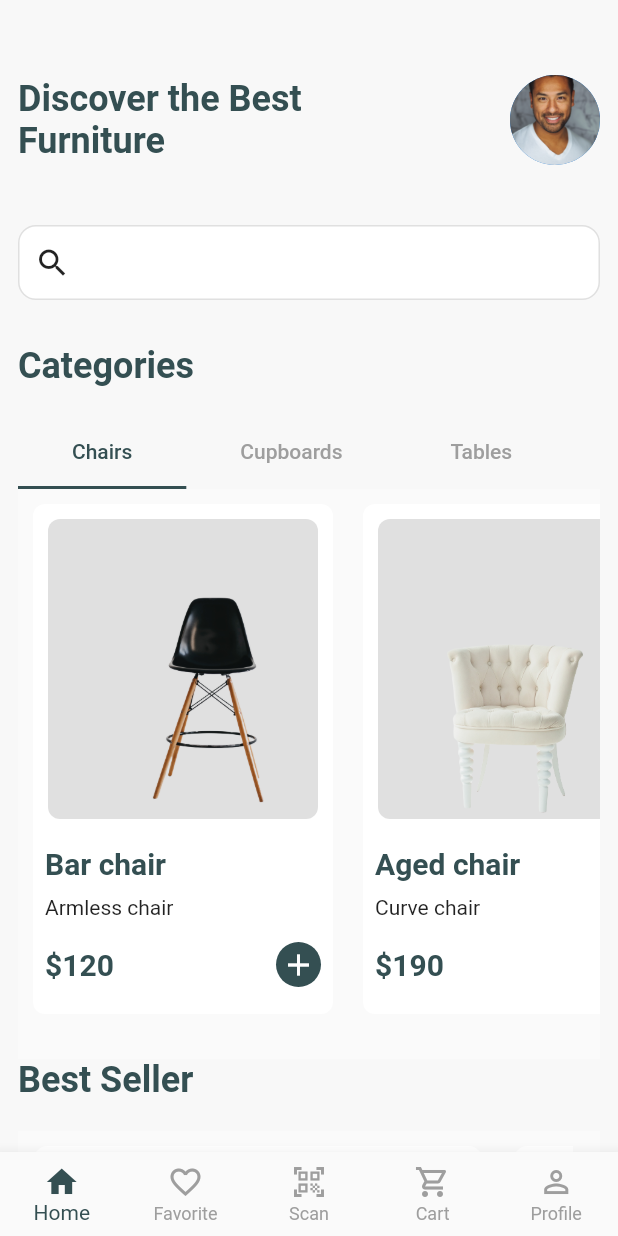
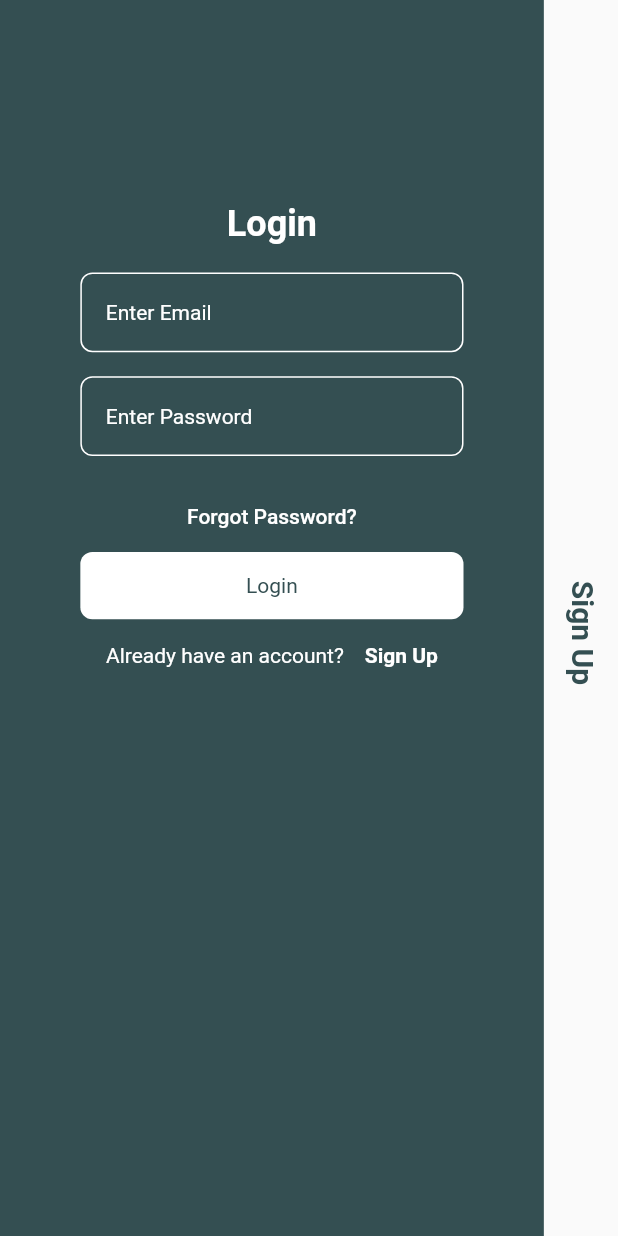
Before and after one commit to ayaj1021/ecommerce_app, a Flutter app: the screen it shows after launch, after a tap on "Get Started", on a phone screen of 412 x 824 dp. Run offline on Flutter 3.47's test engine with Material 2 defaults, Android fonts, the phone set to English and light mode, and no system bars; our stand-ins replace flutter_riverpod, go_router, image_picker, nb_utils.

Commit message:
new upate

```diff
--- a/lib/categories/chairs_categories.dart
+++ b/lib/categories/chairs_categories.dart
@@ -12,6 +12,7 @@ class ChairCategory extends ConsumerWidget {
 
   @override
   Widget build(BuildContext context, WidgetRef ref) {
+    final cart = ref.watch(cartProvider);
     return Scaffold(
       body: SingleChildScrollView(
           child: Column(
@@ -69,15 +70,14 @@ class ChairCategory extends ConsumerWidget {
                                   const Spacer(),
                                   GestureDetector(
                                     onTap: () {
-                                      var item = CartItem(
-                                          img: itemsList[index].img,
-                                          itemName: itemsList[index].itemName,
-                                          itemPrice: itemsList[index].itemPrice,
-                                          itemType: itemsList[index].itemType,
-                                          qty: 1);
-                                      ref
-                                          .read(cartProvider.notifier)
-                                          .addItem(item);
+                                      var cart = ItemPreview(
+                                        img: itemsList[index].img,
+                                        itemName: itemsList[index].itemName,
+                                        itemPrice: itemsList[index].itemPrice,
+                                        itemType: itemsList[index].itemType,
+                                        //qty: 1
+                                      );
+                                      ref.read(cartProvider).add(cart);
                                       ScaffoldMessenger.of(context)
                                           .showSnackBar(const SnackBar(
                                               duration:
--- a/lib/components/onboard_component.dart
+++ b/lib/components/onboard_component.dart
@@ -48,7 +48,7 @@ class OnboardingScreenComponent extends StatelessWidget {
                   40.height,
                   GestureDetector(
                     onTap: () {
-                      context.go('/bottomnav');
+                      context.go('/authscreen');
                     },
                     child: const Button(
                       buttonText: 'Get Started',
--- /dev/null
+++ b/lib/constants/constants.dart
@@ -0,0 +1,2 @@
+const double defaultPadding = 16.0;
+const Duration defaultDuration = Duration(milliseconds: 300);
--- a/lib/main.dart
+++ b/lib/main.dart
@@ -3,6 +3,7 @@ import 'package:flutter_riverpod/flutter_riverpod.dart';
 import 'package:go_router/go_router.dart';
 
 import 'bottom_nav/bottom_nav_screen.dart';
+import 'screens/auth_screen/auth_screen.dart';
 import 'screens/onboard_screen.dart';
 import 'screens/profile_screen.dart';
 
@@ -31,7 +32,8 @@ class MyApp extends StatelessWidget {
           GoRoute(
               path: "bottomnav",
               builder: (context, state) => const BottomNavScreen()),
-              GoRoute(path: "profile", builder: (context, state) =>const ProfileScreen(),)
+              GoRoute(path: "profile", builder: (context, state) =>const ProfileScreen(),),
+              GoRoute(path: "authscreen", builder: (context, state) =>const AuthScreen()),
         ]),
   ]);
 }
--- a/lib/providers/cart_provider.dart
+++ b/lib/providers/cart_provider.dart
@@ -1,28 +1,31 @@
 import 'package:flutter_riverpod/flutter_riverpod.dart';
+import 'package:furniture_ecommerce_app/models/item_preview_model.dart';
 
-class CartItem {
-  final String img;
-  final String itemName;
-  final String itemType;
-  final String itemPrice;
-  final int qty;
+// class CartItem {
+//   final String img;
+//   final String itemName;
+//   final String itemType;
+//   final String itemPrice;
+//   final int qty;
 
-  CartItem({
-    required this.img,
-    required this.itemName,
-    required this.itemType,
-    required this.itemPrice,
-    required this.qty,
-  });
-}
+//   CartItem({
+//     required this.img,
+//     required this.itemName,
+//     required this.itemType,
+//     required this.itemPrice,
+//     required this.qty,
+//   });
+// }
 
-final cartProvider = StateNotifierProvider<CartNotifier, List<CartItem>>(
+final cartProvider = StateNotifierProvider<CartNotifier, List<ItemPreview>>(
     (ref) => CartNotifier());
 
-class CartNotifier extends StateNotifier<List<CartItem>> {
+class CartNotifier extends StateNotifier<List<ItemPreview>> {
   CartNotifier() : super([]);
 
-  void addItem(CartItem item) {
+  void addItem(ItemPreview item) {
     state = [...state, item];
   }
+
+
 }
--- /dev/null
+++ b/lib/screens/auth_screen/auth_screen.dart
@@ -0,0 +1,162 @@
+import 'dart:math';
+
+import 'package:flutter/material.dart';
+import 'package:furniture_ecommerce_app/constants/constants.dart';
+import 'package:furniture_ecommerce_app/screens/auth_screen/login_screen.dart';
+import 'package:furniture_ecommerce_app/styles/app_styles.dart';
+
+import 'signup_screen.dart';
+
+class AuthScreen extends StatefulWidget {
+  const AuthScreen({super.key});
+
+  @override
+  State<AuthScreen> createState() => _AuthScreenState();
+}
+
+class _AuthScreenState extends State<AuthScreen>
+    with SingleTickerProviderStateMixin {
+  bool isShowSignUp = false;
+
+  late AnimationController animationController;
+  late Animation<double> animationTextRotate;
+
+  void setUpAnimation() {
+    animationController =
+        AnimationController(vsync: this, duration: defaultDuration);
+
+    animationTextRotate =
+        Tween<double>(begin: 0, end: 90).animate(animationController);
+  }
+
+  void upDateValue() {
+    setState(() {
+      isShowSignUp = !isShowSignUp;
+    });
+
+    isShowSignUp
+        ? animationController.forward()
+        : animationController.reverse();
+  }
+
+  @override
+  void initState() {
+    setUpAnimation();
+    super.initState();
+  }
+
+  @override
+  void dispose() {
+    animationController.dispose();
+    super.dispose();
+  }
+
+  @override
+  Widget build(BuildContext context) {
+    final size = MediaQuery.of(context).size;
+    return Scaffold(
+      body: AnimatedBuilder(
+          animation: animationController,
+          builder: (context, _) {
+            return Stack(
+              children: [
+                //transition animation
+                //login
+                AnimatedPositioned(
+                  duration: defaultDuration,
+                  left: isShowSignUp ? -size.width * 0.76 : 0,
+                  height: size.height,
+                  width: size.width * 0.88,
+                  child: Container(
+                    color: AppStyles.primaryColor,
+                    child: const LoginScreen(),
+                  ),
+                ),
+
+                //sign up screen
+                AnimatedPositioned(
+                    duration: defaultDuration,
+                    left: isShowSignUp ? size.width * 0.12 : size.width * 0.88,
+                    height: size.height,
+                    width: size.width * 0.88,
+                    child: const SignupScreen()),
+//login text animation
+                AnimatedPositioned(
+                  duration: defaultDuration,
+                  top:
+                      isShowSignUp ? size.height / 2 - -90 : size.height * 0.15,
+                  left: isShowSignUp ? 0 : size.width * 0.44 - 80,
+                  child: AnimatedDefaultTextStyle(
+                    duration: defaultDuration,
+                    textAlign: TextAlign.center,
+                    style: AppStyles.headLine2.copyWith(
+                        color: isShowSignUp ? Colors.white : Colors.white,
+                        fontSize: isShowSignUp ? 20 : 24),
+                    child: Transform.rotate(
+                      alignment: Alignment.topLeft,
+                      angle: -animationTextRotate.value * pi / 180,
+                      child: InkWell(
+                        onTap: () {
+                          if (isShowSignUp) {
+                            upDateValue();
+                          } else {
+                            //login
+                          }
+                        },
+                        child: Container(
+                          padding: const EdgeInsets.symmetric(
+                              vertical: defaultPadding * 0.75),
+                          width: 160,
+                          child: const Text(
+                            'Login',
+                          ),
+                        ),
+                      ),
+                    ),
+                  ),
+                ),
+
+                //signup text animation
+                AnimatedPositioned(
+                  duration: defaultDuration,
+                  top: !isShowSignUp
+                      ? size.height / 2 - -90
+                      : size.height * 0.15,
+                  right: isShowSignUp ? size.width * 0.44 - 80 : 0,
+                  child: AnimatedDefaultTextStyle(
+                    duration: defaultDuration,
+                    textAlign: TextAlign.center,
+                    style: AppStyles.headLine2.copyWith(
+                        color: isShowSignUp
+                            ? AppStyles.primaryColor
+                            : AppStyles.primaryColor,
+                        fontSize: !isShowSignUp ? 20 : 24),
+                    child: Transform.rotate(
+                      alignment: Alignment.topRight,
+                      angle: (90 - animationTextRotate.value) * pi / 180,
+                      child: GestureDetector(
+                        onTap: () {
+                          if (isShowSignUp) {
+                            //signup
+                          } else {
+                            upDateValue();
+                          }
+                        },
+                        child: Container(
+                          padding: const EdgeInsets.symmetric(
+                              vertical: defaultPadding * 0.75),
+                          width: 160,
+                          child: const Text(
+                            'Sign Up',
+                          ),
+                        ),
+                      ),
+                    ),
+                  ),
+                ),
+              ],
+            );
+          }),
+    );
+  }
+}
--- /dev/null
+++ b/lib/screens/auth_screen/login_screen.dart
@@ -0,0 +1,79 @@
+import 'package:flutter/material.dart';
+import 'package:furniture_ecommerce_app/constants/constants.dart';
+import 'package:furniture_ecommerce_app/styles/app_styles.dart';
+import 'package:furniture_ecommerce_app/widget/password_form_field_widget.dart';
+import 'package:furniture_ecommerce_app/widget/text_form_field_widget.dart';
+
+class LoginScreen extends StatelessWidget {
+  const LoginScreen({super.key});
+
+  @override
+  Widget build(BuildContext context) {
+    final size = MediaQuery.of(context).size;
+    return Padding(
+      padding: EdgeInsets.symmetric(
+        horizontal: MediaQuery.of(context).size.width * 0.13,
+      ),
+      child: Form(
+        child: Column(
+          mainAxisAlignment: MainAxisAlignment.center,
+          children: [
+            const Spacer(),
+            const TextFormFieldWidget(
+              textColor: Colors.white,
+              containerColor: Colors.white,
+              fieldText: 'Enter Email',
+            ),
+            const PasswordFormFieldWidget(
+              textColor: Colors.white,
+              containerColor: Colors.white,
+              hintTextColor: Colors.white,
+              passwordText: 'Enter Password',
+            ),
+            Column(
+              children: [
+                TextButton(
+                    onPressed: () {},
+                    child: Text(
+                      'Forgot Password?',
+                      style: AppStyles.buttonText,
+                    ))
+              ],
+            ),
+            Container(
+              width: size.width,
+              padding: const EdgeInsets.symmetric(
+                vertical: defaultPadding * 0.9,
+                //horizontal: defaultPadding * 0.9,
+              ),
+              decoration: BoxDecoration(
+                  borderRadius: BorderRadius.circular(8), color: Colors.white),
+              child: Center(
+                child: Text(
+                  'Login',
+                  style: AppStyles.buttonText
+                      .copyWith(color: AppStyles.primaryColor),
+                ),
+              ),
+            ),
+            TextButton(
+                onPressed: () {},
+                child: RichText(
+                  text: TextSpan(
+                      text: 'Already have an account?',
+                      style: AppStyles.bodyText.copyWith(color: Colors.white),
+                      children: [
+                        TextSpan(
+                            text: '    Sign Up',
+                            style: AppStyles.bodyText.copyWith(
+                                color: Colors.white,
+                                fontWeight: FontWeight.bold))
+                      ]),
+                )),
+            const Spacer(flex: 2),
+          ],
+        ),
+      ),
+    );
+  }
+}
--- /dev/null
+++ b/lib/screens/auth_screen/signup_screen.dart
@@ -0,0 +1,77 @@
+import 'package:flutter/material.dart';
+import 'package:furniture_ecommerce_app/constants/constants.dart';
+import 'package:furniture_ecommerce_app/styles/app_styles.dart';
+import 'package:furniture_ecommerce_app/widget/password_form_field_widget.dart';
+import 'package:furniture_ecommerce_app/widget/text_form_field_widget.dart';
+
+class SignupScreen extends StatelessWidget {
+  const SignupScreen({super.key});
+
+  @override
+  Widget build(BuildContext context) {
+    final size = MediaQuery.of(context).size;
+    return Padding(
+      padding: EdgeInsets.symmetric(
+        horizontal: MediaQuery.of(context).size.width * 0.13,
+      ),
+      child: Form(
+        child: Column(
+          mainAxisAlignment: MainAxisAlignment.center,
+          children: [
+            const Spacer(),
+            TextFormFieldWidget(
+              textColor: AppStyles.primaryColor,
+              containerColor: AppStyles.primaryColor,
+              fieldText: 'Enter Email',
+            ),
+            PasswordFormFieldWidget(
+              containerColor: AppStyles.primaryColor,
+              textColor: AppStyles.primaryColor,
+              hintTextColor: AppStyles.primaryColor,
+              passwordText: 'Enter Password',
+            ),
+            PasswordFormFieldWidget(
+              containerColor: AppStyles.primaryColor,
+              textColor: AppStyles.primaryColor,
+              hintTextColor: AppStyles.primaryColor,
+              passwordText: 'Confirm Password',
+            ),
+            Container(
+              width: size.width,
+              padding: const EdgeInsets.symmetric(
+                vertical: defaultPadding * 0.9,
+                //horizontal: defaultPadding * 0.9,
+              ),
+              decoration: BoxDecoration(
+                  borderRadius: BorderRadius.circular(8),
+                  color: AppStyles.primaryColor),
+              child: Center(
+                child: Text('Sign Up', style: AppStyles.buttonText),
+              ),
+            ),
+            Column(
+              children: [
+                TextButton(
+                    onPressed: () {},
+                    child: RichText(
+                      text: TextSpan(
+                          text: 'Already have an account?',
+                          style:
+                              AppStyles.bodyText.copyWith(color: Colors.black),
+                          children: [
+                            TextSpan(
+                                text: '    Sign In',
+                                style: AppStyles.bodyText.copyWith(
+                                    color: AppStyles.primaryColor,
+                                    fontWeight: FontWeight.bold))
+                          ]),
+                    )),
+              ],
+            ),
+            const Spacer(flex: 2),
+          ],
+        ),
+      ),
+    );
+  }
+}
--- /dev/null
+++ b/lib/widget/password_form_field_widget.dart
@@ -0,0 +1,44 @@
+import 'package:flutter/material.dart';
+import 'package:furniture_ecommerce_app/constants/constants.dart';
+import 'package:furniture_ecommerce_app/styles/app_styles.dart';
+
+class PasswordFormFieldWidget extends StatelessWidget {
+  const PasswordFormFieldWidget({
+    super.key,
+    required this.passwordText,
+    required this.containerColor,
+    required this.hintTextColor,
+    required this.textColor,
+  });
+
+  final String passwordText;
+  final Color containerColor, hintTextColor, textColor;
+
+  @override
+  Widget build(BuildContext context) {
+    return Padding(
+      padding: const EdgeInsets.symmetric(vertical: defaultPadding),
+      child: Container(
+        padding: const EdgeInsets.symmetric(
+          vertical: defaultPadding * 0.1,
+          horizontal: defaultPadding,
+        ),
+        decoration: BoxDecoration(
+            borderRadius: BorderRadius.circular(8),
+            border: Border.all(
+              color: containerColor,
+            )),
+        child: TextFormField(
+          style: TextStyle(color: hintTextColor),
+          obscureText: true,
+          decoration: InputDecoration(
+            border: InputBorder.none,
+            hintText: passwordText,
+            hintStyle: AppStyles.bodyText.copyWith(color: hintTextColor),
+            fillColor: Colors.white,
+          ),
+        ),
+      ),
+    );
+  }
+}
--- /dev/null
+++ b/lib/widget/text_form_field_widget.dart
@@ -0,0 +1,37 @@
+import 'package:flutter/material.dart';
+import 'package:furniture_ecommerce_app/constants/constants.dart';
+import 'package:furniture_ecommerce_app/styles/app_styles.dart';
+
+class TextFormFieldWidget extends StatelessWidget {
+  const TextFormFieldWidget({
+    super.key,
+    required this.fieldText,
+    required this.containerColor,
+    required this.textColor,
+  });
+  final String fieldText;
+  final Color containerColor;
+  final Color textColor;
+
+  @override
+  Widget build(BuildContext context) {
+    return Container(
+      padding: const EdgeInsets.symmetric(
+        vertical: defaultPadding * 0.1,
+        horizontal: defaultPadding,
+      ),
+      decoration: BoxDecoration(
+          borderRadius: BorderRadius.circular(8),
+          border: Border.all(color: containerColor)),
+      child: TextFormField(
+        style: TextStyle(
+          color: textColor,
+        ),
+        decoration: InputDecoration(
+            border: InputBorder.none,
+            hintText: fieldText,
+            hintStyle: AppStyles.bodyText.copyWith(color: textColor)),
+      ),
+    );
+  }
+}
```
